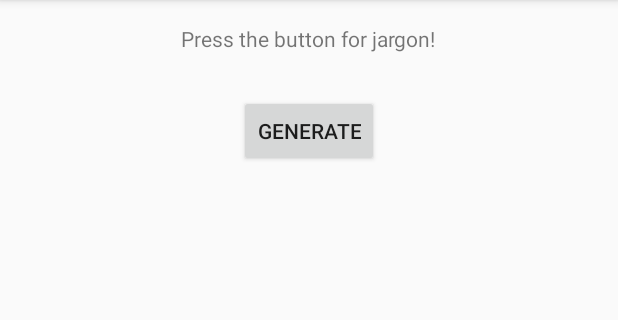
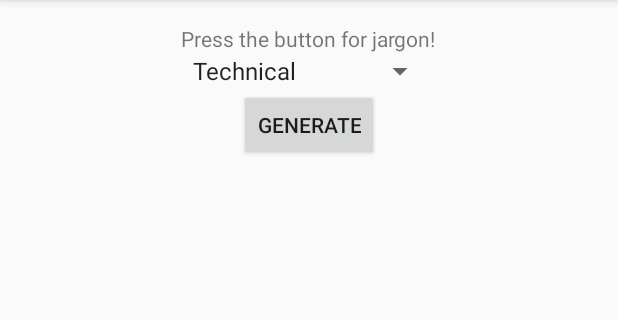
Before and after one commit to elgasste/JargonGenerator, an Android app: the screen it shows after launch (MainActivity), on a phone screen of 412 x 824 dp, the part 84-404 px from its top. Run offline under Robolectric (Android 15) with nearby library versions, the phone set to English and light mode, and no system bars.

Commit message:
added spinner to UI

```diff
--- a/app/src/main/res/layout/activity_main.xml
+++ b/app/src/main/res/layout/activity_main.xml
@@ -3,7 +3,8 @@
     android:layout_height="match_parent" android:paddingLeft="@dimen/activity_horizontal_margin"
     android:paddingRight="@dimen/activity_horizontal_margin"
     android:paddingTop="@dimen/activity_vertical_margin"
-    android:paddingBottom="@dimen/activity_vertical_margin" tools:context=".MainActivity">
+    android:paddingBottom="@dimen/activity_vertical_margin" tools:context=".MainActivity"
+    android:id="@+id/viewMain">
 
     <TextView android:text="@string/header_message" android:layout_width="wrap_content"
         android:layout_height="wrap_content"
@@ -16,9 +17,8 @@
         android:layout_height="wrap_content"
         android:text="@string/button_generate"
         android:id="@+id/buttonGenerate"
-        android:layout_below="@+id/textViewHeader"
-        android:layout_centerHorizontal="true"
-        android:layout_marginTop="28dp" />
+        android:layout_below="@+id/spinnerJargonType"
+        android:layout_centerHorizontal="true" />
 
     <TextView
         android:layout_width="wrap_content"
@@ -30,4 +30,16 @@
         android:gravity="center"
         android:layout_marginTop="45dp" />
 
+    <Spinner
+        android:layout_width="wrap_content"
+        android:layout_height="wrap_content"
+        android:id="@+id/spinnerJargonType"
+        android:spinnerMode="dropdown"
+        android:entries="@array/jargon_types"
+        android:layout_below="@+id/textViewHeader"
+        android:layout_alignLeft="@+id/textViewHeader"
+        android:layout_alignStart="@+id/textViewHeader"
+        android:layout_alignRight="@+id/textViewHeader"
+        android:layout_alignEnd="@+id/textViewHeader" />
+
 </RelativeLayout>
--- a/app/src/main/res/values/strings.xml
+++ b/app/src/main/res/values/strings.xml
@@ -4,4 +4,8 @@
     <string name="header_message">Press the button for jargon!</string>
     <string name="action_settings">Settings</string>
     <string name="button_generate">Generate</string>
+    <string-array name="jargon_types">
+        <item>Technical</item>
+        <item>Audio</item>
+    </string-array>
 </resources>
```
